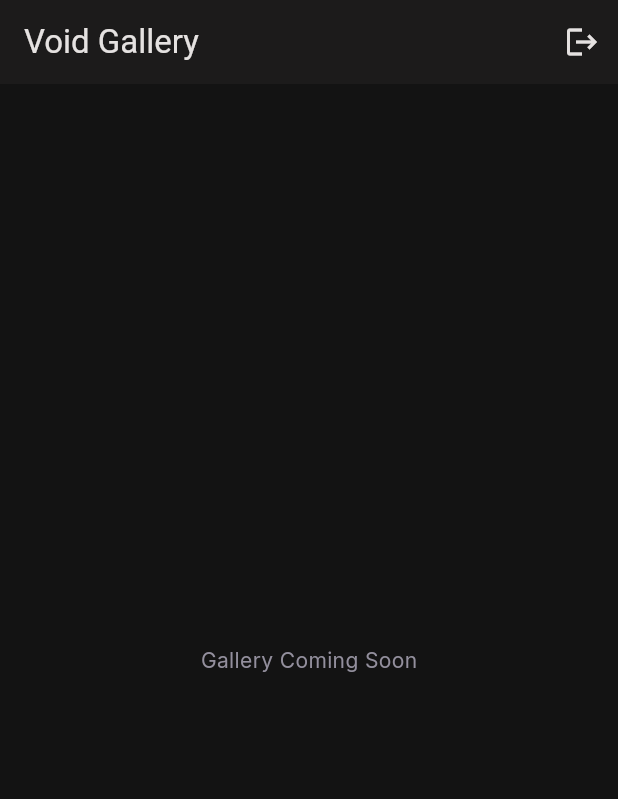
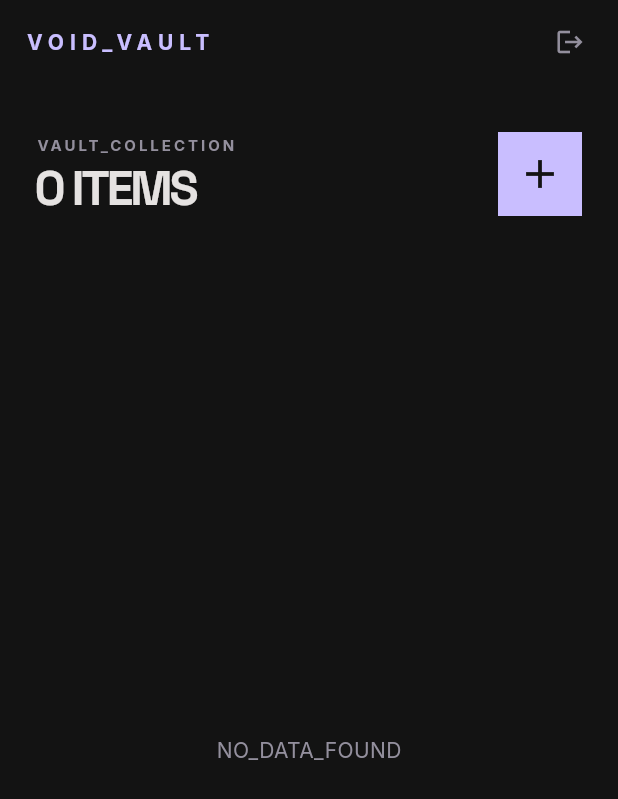
Before and after one commit to flexxy-07/VoidVault, a Flutter app: the screen it shows after launch, after a tap on "ENTER THE VOID", on a phone screen of 412 x 824 dp. Shown: the top 799 px of the screen. Run offline on Flutter 3.47's test engine with Material 3 defaults, Android fonts, the phone set to English and light mode, and no system bars; our stand-ins replace cloud_firestore, dio, firebase_auth, firebase_core, flutter_dotenv, flutter_riverpod and 4 more; accounts and stored records are empty; generated files the repository leaves out were written again; network calls fail.

Commit message:
Images uploading part done

```diff
--- /dev/null
+++ b/lib/core/firebase_config.dart
@@ -0,0 +1,94 @@
+import 'dart:io';
+import 'package:firebase_core/firebase_core.dart';
+import 'package:flutter_dotenv/flutter_dotenv.dart';
+
+class FirebaseConfig {
+  static FirebaseOptions get currentPlatform {
+    if (Platform.isAndroid) {
+      return android;
+    } else if (Platform.isIOS) {
+      return ios;
+    } else if (Platform.isWindows) {
+      return windows;
+    } else if (Platform.isMacOS) {
+      return macos;
+    } else if (Platform.isLinux) {
+      return linux;
+    }
+    throw UnsupportedError('Unsupported platform');
+  }
+
+  static FirebaseOptions get android {
+    return FirebaseOptions(
+      apiKey: dotenv.env['FIREBASE_API_KEY'] ?? '',
+      appId: dotenv.env['FIREBASE_APP_ID'] ?? '',
+      messagingSenderId: dotenv.env['FIREBASE_MESSAGING_SENDER_ID'] ?? '',
+      projectId: dotenv.env['FIREBASE_PROJECT_ID'] ?? '',
+      storageBucket: dotenv.env['FIREBASE_STORAGE_BUCKET'],
+      authDomain: dotenv.env['FIREBASE_AUTH_DOMAIN'],
+      databaseURL: dotenv.env['FIREBASE_DATABASE_URL'],
+    );
+  }
+
+  static FirebaseOptions get ios {
+    return FirebaseOptions(
+      apiKey: dotenv.env['FIREBASE_API_KEY'] ?? '',
+      appId: dotenv.env['FIREBASE_APP_ID'] ?? '',
+      messagingSenderId: dotenv.env['FIREBASE_MESSAGING_SENDER_ID'] ?? '',
+      projectId: dotenv.env['FIREBASE_PROJECT_ID'] ?? '',
+      storageBucket: dotenv.env['FIREBASE_STORAGE_BUCKET'],
+      authDomain: dotenv.env['FIREBASE_AUTH_DOMAIN'],
+      databaseURL: dotenv.env['FIREBASE_DATABASE_URL'],
+      iosBundleId: dotenv.env['FIREBASE_IOS_BUNDLE_ID'],
+    );
+  }
+
+  static FirebaseOptions get web {
+    return FirebaseOptions(
+      apiKey: dotenv.env['FIREBASE_API_KEY'] ?? '',
+      appId: dotenv.env['FIREBASE_APP_ID'] ?? '',
+      messagingSenderId: dotenv.env['FIREBASE_MESSAGING_SENDER_ID'] ?? '',
+      projectId: dotenv.env['FIREBASE_PROJECT_ID'] ?? '',
+      storageBucket: dotenv.env['FIREBASE_STORAGE_BUCKET'],
+      authDomain: dotenv.env['FIREBASE_AUTH_DOMAIN'],
+      databaseURL: dotenv.env['FIREBASE_DATABASE_URL'],
+    );
+  }
+
+  static FirebaseOptions get windows {
+    return FirebaseOptions(
+      apiKey: dotenv.env['FIREBASE_API_KEY'] ?? '',
+      appId: dotenv.env['FIREBASE_APP_ID'] ?? '',
+      messagingSenderId: dotenv.env['FIREBASE_MESSAGING_SENDER_ID'] ?? '',
+      projectId: dotenv.env['FIREBASE_PROJECT_ID'] ?? '',
+      storageBucket: dotenv.env['FIREBASE_STORAGE_BUCKET'],
+      authDomain: dotenv.env['FIREBASE_AUTH_DOMAIN'],
+      databaseURL: dotenv.env['FIREBASE_DATABASE_URL'],
+    );
+  }
+
+  static FirebaseOptions get macos {
+    return FirebaseOptions(
+      apiKey: dotenv.env['FIREBASE_API_KEY'] ?? '',
+      appId: dotenv.env['FIREBASE_APP_ID'] ?? '',
+      messagingSenderId: dotenv.env['FIREBASE_MESSAGING_SENDER_ID'] ?? '',
+      projectId: dotenv.env['FIREBASE_PROJECT_ID'] ?? '',
+      storageBucket: dotenv.env['FIREBASE_STORAGE_BUCKET'],
+      authDomain: dotenv.env['FIREBASE_AUTH_DOMAIN'],
+      databaseURL: dotenv.env['FIREBASE_DATABASE_URL'],
+      iosBundleId: dotenv.env['FIREBASE_MACOS_BUNDLE_ID'],
+    );
+  }
+
+  static FirebaseOptions get linux {
+    return FirebaseOptions(
+      apiKey: dotenv.env['FIREBASE_API_KEY'] ?? '',
+      appId: dotenv.env['FIREBASE_APP_ID'] ?? '',
+      messagingSenderId: dotenv.env['FIREBASE_MESSAGING_SENDER_ID'] ?? '',
+      projectId: dotenv.env['FIREBASE_PROJECT_ID'] ?? '',
+      storageBucket: dotenv.env['FIREBASE_STORAGE_BUCKET'],
+      authDomain: dotenv.env['FIREBASE_AUTH_DOMAIN'],
+      databaseURL: dotenv.env['FIREBASE_DATABASE_URL'],
+    );
+  }
+}
--- a/lib/features/gallery/presentation/pages/gallery_screen.dart
+++ b/lib/features/gallery/presentation/pages/gallery_screen.dart
@@ -1,26 +1,104 @@
 import 'package:flutter/material.dart';
 import 'package:flutter_riverpod/flutter_riverpod.dart';
+import 'package:flutter_staggered_grid_view/flutter_staggered_grid_view.dart';
+import 'package:void_vault/core/theme/app_theme.dart';
 import 'package:void_vault/features/auth/controllers/auth_controller.dart';
-
+import 'package:void_vault/features/gallery/controller/gallery_controller.dart';
+import 'package:void_vault/features/gallery/presentation/widgets/image_card.dart';
+import 'package:void_vault/features/gallery/presentation/widgets/upload_section.dart';
 
 class GalleryScreen extends ConsumerWidget {
   const GalleryScreen({super.key});
 
   @override
   Widget build(BuildContext context, WidgetRef ref) {
+    final imagesAsync = ref.watch(galleryStreamProvider);
+
     return Scaffold(
-      appBar: AppBar(
-        title: const Text("Void Gallery"),
-        actions: [
-          IconButton(
-            icon: const Icon(Icons.logout),
-            onPressed: () {
-              ref.read(authConrollerProvider).logOut();
+      backgroundColor: AppTheme.background,
+      body: CustomScrollView(
+        slivers: [
+          SliverAppBar(
+            backgroundColor: AppTheme.background,
+            floating: true,
+            pinned: true,
+            elevation: 0,
+            centerTitle: false,
+            title: Text(
+              "VOID_VAULT",
+              style: Theme.of(context).textTheme.labelLarge?.copyWith(
+                color: AppTheme.primary,
+                fontSize: 14,
+                letterSpacing: 4,
+              ),
+            ),
+            actions: [
+              IconButton(
+                icon: const Icon(Icons.logout, color: AppTheme.textSecondary, size: 20),
+                onPressed: () {
+                  ref.read(authConrollerProvider).logOut();
+                },
+              ),
+              const SizedBox(width: 8),
+            ],
+          ),
+          imagesAsync.when(
+            data: (snapshot) {
+              final docs = snapshot.docs;
+              return SliverToBoxAdapter(
+                child: UploadSection(imageCount: docs.length),
+              );
             },
-          )
+            loading: () => const SliverToBoxAdapter(child: SizedBox.shrink()),
+            error: (error, _) => const SliverToBoxAdapter(child: SizedBox.shrink()),
+          ),
+          imagesAsync.when(
+            data: (snapshot) {
+              final docs = snapshot.docs;
+              if (docs.isEmpty) {
+                return const SliverFillRemaining(
+                  child: Center(
+                    child: Text(
+                      "NO_DATA_FOUND",
+                      style: TextStyle(color: AppTheme.textSecondary),
+                    ),
+                  ),
+                );
+              }
+
+              return SliverPadding(
+                padding: const EdgeInsets.symmetric(horizontal: 24, vertical: 16),
+                sliver: SliverMasonryGrid.count(
+                  crossAxisCount: 2,
+                  mainAxisSpacing: 16,
+                  crossAxisSpacing: 16,
+                  itemBuilder: (context, index) {
+                    final data = docs[index].data() as Map<String, dynamic>;
+                    return ImageCard(
+                      imageUrl: data['imageUrl'] ?? '',
+                      onTap: () {
+                        // Image detail logic can be added later
+                      },
+                    );
+                  },
+                  childCount: docs.length,
+                ),
+              );
+            },
+            loading: () => const SliverFillRemaining(
+              child: Center(
+                child: CircularProgressIndicator(color: AppTheme.primary),
+              ),
+            ),
+            error: (err, stack) => SliverFillRemaining(
+              child: Center(
+                child: Text("ERROR: $err", style: const TextStyle(color: Colors.redAccent)),
+              ),
+            ),
+          ),
+          const SliverToBoxAdapter(child: SizedBox(height: 40)),
         ],
       ),
-      body: const Center(child: Text("Gallery Coming Soon")),
     );
   }
 }
--- /dev/null
+++ b/lib/features/gallery/presentation/widgets/upload_section.dart
@@ -0,0 +1,92 @@
+import 'package:flutter/material.dart';
+import 'package:flutter_riverpod/flutter_riverpod.dart';
+import 'package:void_vault/core/theme/app_theme.dart';
+import 'package:void_vault/features/gallery/controller/gallery_controller.dart';
+
+class UploadSection extends ConsumerWidget {
+  final int imageCount;
+
+  const UploadSection({
+    super.key,
+    required this.imageCount,
+  });
+
+  @override
+  Widget build(BuildContext context, WidgetRef ref) {
+    final uploadState = ref.watch(galleryControllerProvider);
+
+    return Container(
+      padding: const EdgeInsets.symmetric(horizontal: 24, vertical: 32),
+      color: AppTheme.background,
+      child: Column(
+        crossAxisAlignment: CrossAxisAlignment.start,
+        children: [
+          Row(
+            mainAxisAlignment: MainAxisAlignment.spaceBetween,
+            children: [
+              Expanded(
+                child: Column(
+                  crossAxisAlignment: CrossAxisAlignment.start,
+                  children: [
+                    Text(
+                      "VAULT_COLLECTION",
+                      style: Theme.of(context).textTheme.labelLarge?.copyWith(
+                        color: AppTheme.textSecondary,
+                        fontSize: 10,
+                        letterSpacing: 2.0,
+                      ),
+                    ),
+                    const SizedBox(height: 4),
+                    Text(
+                      "$imageCount ITEMS",
+                      style: Theme.of(context).textTheme.displayLarge?.copyWith(
+                        fontSize: 32,
+                      ),
+                    ),
+                  ],
+                ),
+              ),
+              GestureDetector(
+                onTap: () {
+                  ref.read(galleryControllerProvider.notifier).pickAndUploadImage();
+                },
+                child: Container(
+                  width: 56,
+                  height: 56,
+                  color: AppTheme.primary,
+                  child: uploadState.isLoading
+                      ? const Padding(
+                          padding: EdgeInsets.all(16.0),
+                          child: CircularProgressIndicator(
+                            color: AppTheme.background,
+                            strokeWidth: 2,
+                          ),
+                        )
+                      : const Icon(
+                          Icons.add,
+                          color: AppTheme.background,
+                          size: 32,
+                        ),
+                ),
+              ),
+            ],
+          ),
+          uploadState.when(
+            data: (_) => const SizedBox.shrink(),
+            loading: () => const SizedBox.shrink(),
+            error: (error, _) => Padding(
+              padding: const EdgeInsets.only(top: 16),
+              child: Text(
+                "UPLOAD ERROR: $error",
+                style: Theme.of(context).textTheme.bodyMedium?.copyWith(
+                  color: Colors.redAccent,
+                  fontSize: 12,
+                ),
+              ),
+            ),
+          ),
+        ],
+      ),
+    );
+  }
+}
--- a/lib/main.dart
+++ b/lib/main.dart
@@ -1,12 +1,21 @@
 import 'package:firebase_core/firebase_core.dart';
 import 'package:flutter/material.dart';
 import 'package:flutter_riverpod/flutter_riverpod.dart';
+import 'package:flutter_dotenv/flutter_dotenv.dart';
+import 'package:void_vault/core/firebase_config.dart';
 import 'package:void_vault/core/root_wrapper.dart';
 import 'core/theme/app_theme.dart';
 
 void main() async {
   WidgetsFlutterBinding.ensureInitialized();
-  await Firebase.initializeApp();
+
+  // Load environment variables from .env file
+  await dotenv.load(fileName: '.env');
+
+  // Initialize Firebase with config from environment variables
+  await Firebase.initializeApp(
+    options: FirebaseConfig.currentPlatform,
+  );
 
   runApp(
     const ProviderScope(
```
Also changed, not shown: analyze_output.txt (added, +10 -0 lines), lib/core/auth_wrapper.dart (+12 -10 lines), lib/features/gallery/controller/gallery_controller.dart (added, +50 -0 lines), lib/features/gallery/presentation/widgets/image_card.dart (added, +58 -0 lines), lib/features/gallery/repo/gallery_repo.dart (added, +48 -0 lines), pubspec.yaml (+5 -3 lines), pubspec.lock, 5 other files.
